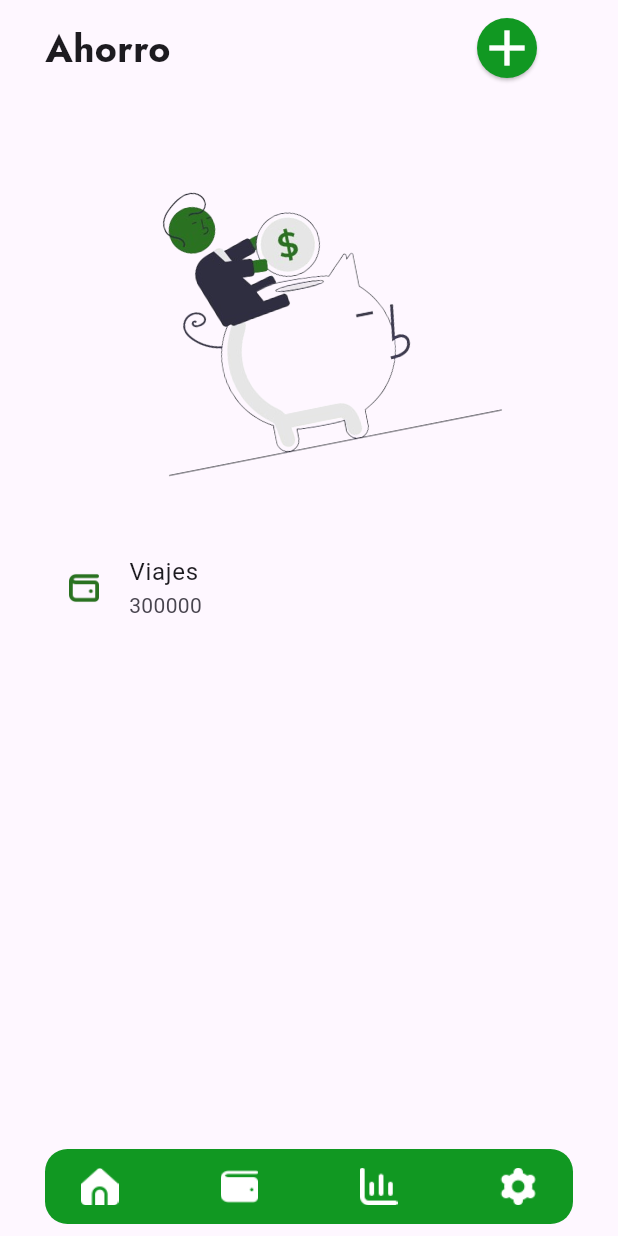
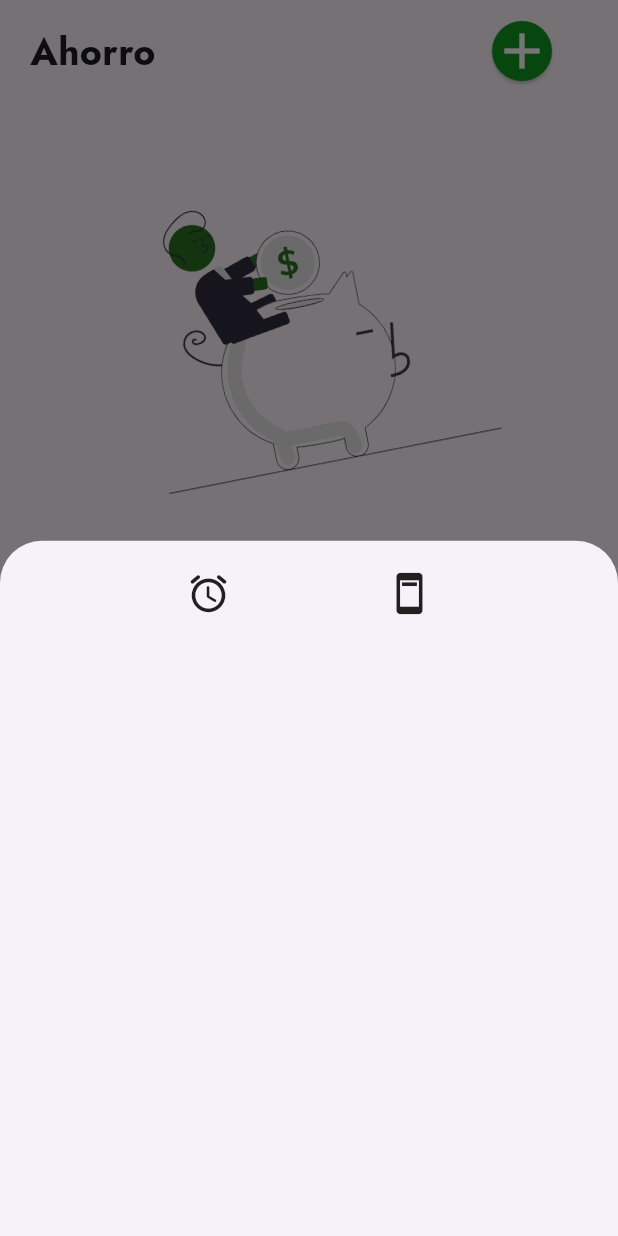
Before and after one commit to DPooL2004/GetFunds, a Flutter app: the Ahorro screen opened directly, item 2 of the bottom bar chosen, after a tap on the "add" icon, on a phone screen of 412 x 824 dp. Run offline on Flutter 3.47's test engine with Material 3 defaults, Android fonts, the phone set to English and light mode, and no system bars; our stand-ins replace animated_splash_screen, cloud_firestore, firebase_auth, firebase_core, fluttertoast, local_auth and 1 more; accounts and stored records are empty; project files that could hold a hidden picture were left out.

Commit message:
Añado modal apartado de Ahorro

```diff
--- /dev/null
+++ b/lib/componentes/modal_Ahorro.dart
@@ -0,0 +1,31 @@
+import 'package:flutter/material.dart';
+
+class Modal_Ahorro{
+  mainBottomSheet(BuildContext context){
+    showModalBottomSheet(
+        context: context,
+        builder: (BuildContext context){
+          return Container(
+            padding: EdgeInsets.all(20),
+            height: 500,
+            width: MediaQuery.of(context).size.width*1,
+            child: Column(
+              children: [
+                Row(
+                  mainAxisAlignment: MainAxisAlignment.spaceEvenly,
+                  children: [
+                    Icon(Icons.access_alarm_rounded,
+                      size: 30,
+                    ),
+                    Icon(Icons.ad_units,
+                      size: 30,
+                    ),
+                  ],
+                )
+              ],
+            ),
+          );
+        }
+    );
+  }
+}
--- a/lib/vistas/ahorro.dart
+++ b/lib/vistas/ahorro.dart
@@ -1,24 +1,25 @@
 import 'package:flutter/material.dart';
 import 'package:getfunds/colores.dart';
+import 'package:getfunds/componentes/modal_Ahorro.dart';
 import 'package:getfunds/vistas/ajustes.dart';
 import 'package:getfunds/vistas/estadisticas.dart';
 import 'package:getfunds/vistas/home.dart';
 
 class Ahorro extends StatelessWidget {
-  const Ahorro({super.key});
+  Modal_Ahorro modal = Modal_Ahorro();
 
   @override
   Widget build(BuildContext context) {
     return Scaffold(
       body: SafeArea(
         child: Center(
-          child: Padding(
-            padding: const EdgeInsets.symmetric(horizontal: 30, vertical: 8),
             child: Column(
               mainAxisAlignment: MainAxisAlignment.center,
               children: [
                 /*Inicio Barra con nombre de Sección y Botón de Agregar*/
-                Row(
+                Padding(
+                  padding: EdgeInsets.only(top: 10, bottom: 10, left: 20, right: 20),
+                  child: Row(
                     mainAxisAlignment: MainAxisAlignment.spaceBetween,
                     children: [
                       Container(
@@ -35,7 +36,9 @@ class Ahorro extends StatelessWidget {
                           backgroundColor: colorPrincipal,
                           shape: CircleBorder()
                         ),
-                      onPressed: (){},
+                        onPressed: (){
+                          modal.mainBottomSheet(context);
+                        },
                         child: Icon(
                           Icons.add,
                           color: Colors.white,
@@ -44,9 +47,12 @@ class Ahorro extends StatelessWidget {
                       )
                     ],
                   ),
+                ),
 
                 /*Imagen de Cerdito*/
-                Transform.rotate(
+                Padding(
+                  padding: EdgeInsets.only(top: 0, bottom: 10, left: 20, right: 20),
+                  child: Transform.rotate(
                     angle: 226,
                     child: Container(
                       height: 300,
@@ -58,9 +64,12 @@ class Ahorro extends StatelessWidget {
                       ),
                     ),
                   ),
+                ),
 
                 /*Contenedores de Ahorro*/
                 Expanded(
+                  child: Padding(
+                    padding: EdgeInsets.only(top: 0, bottom: 10, left: 20, right: 20),
                     child: ListView(
                       children: [
                         ListTile(
@@ -79,12 +88,11 @@ class Ahorro extends StatelessWidget {
                       ],
                     ),
                   ),
+                ),
 
                 /*Barra de Navegación*/
-                Stack(
-                  alignment: Alignment.center,
-                  children: [
                 Container(
+                  padding: EdgeInsets.only(top: 0, bottom: 10, left: 20, right: 20),
                   child: Container(
                     height: 50,
                     decoration: BoxDecoration(
@@ -136,11 +144,7 @@ class Ahorro extends StatelessWidget {
                             style: FilledButton.styleFrom(
                                 backgroundColor: Colors.transparent
                             ),
-                                onPressed: (){
-                                  Navigator.push(context,
-                                      MaterialPageRoute(builder: (context)=>Estadisticas())
-                                  );
-                                },
+                            onPressed: (){},
                             child: Container(
                               height: 25,
                               width: 25,
@@ -155,11 +159,7 @@ class Ahorro extends StatelessWidget {
                             style: FilledButton.styleFrom(
                                 backgroundColor: Colors.transparent
                             ),
-                                onPressed: (){
-                                  Navigator.push(context,
-                                      MaterialPageRoute(builder: (context)=>Ajustes())
-                                  );
-                                },
+                            onPressed: (){},
                             child: Container(
                               height: 25,
                               width: 25,
@@ -174,11 +174,7 @@ class Ahorro extends StatelessWidget {
                     ),
                   ),
                 ),
-
               ],
-                )
-              ],
-            ),
             ),
         ),
       ),
```
Lines whose indentation alone changed are shown as unchanged.
